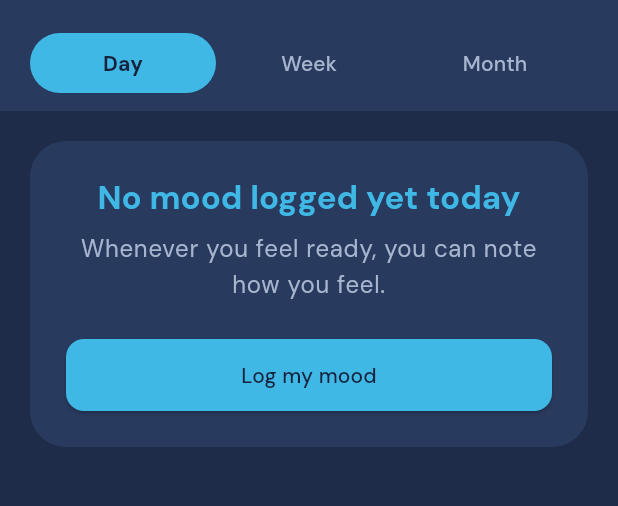
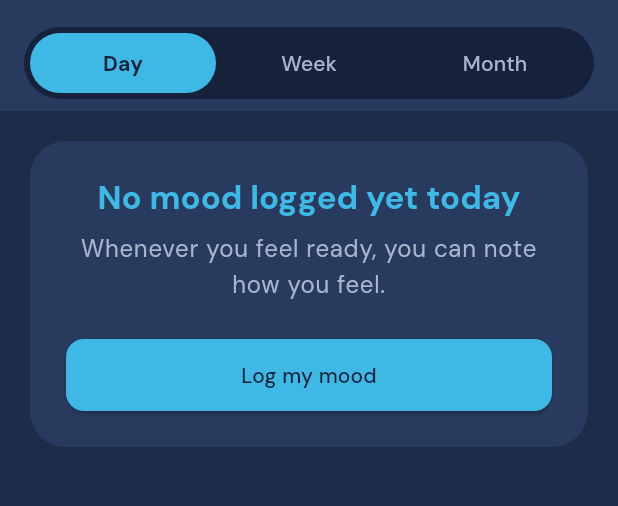
Before and after one commit to AlexandreMaillot/digiharmony, a Flutter app: the JournalView screen opened directly, on a phone screen of 412 x 824 dp, the part 57-563 px from its top. Run offline on Flutter 3.47's test engine with Material 3 defaults, Android fonts, the phone set to English and light mode, and no system bars; our stand-ins replace bloc, bloc_concurrency, drift, equatable, flutter_animate, flutter_bloc and 1 more; accounts and stored records are empty; generated files the repository leaves out were written again; statements that could not run were skipped.

Commit message:
style(journal): fond du segmented control plus contrasté (backgroundDeep)
Le conteneur utilisait `surface`, identique à l'AppBar → invisible. Passage à `backgroundDeep` (piste encastrée plus sombre) pour le faire ressortir.

Co-Authored-By: Claude Opus 4.8 (1M context) <noreply@anthropic.com>

```diff
--- a/apps/digiharmony_app/lib/pages/journal/widgets/journal_segmented_control.dart
+++ b/apps/digiharmony_app/lib/pages/journal/widgets/journal_segmented_control.dart
@@ -30,7 +30,9 @@ class JournalSegmentedControl extends StatelessWidget {
       height: 48,
       padding: const EdgeInsets.all(4),
       decoration: const BoxDecoration(
-        color: AppColors.surface,
+        // Piste plus sombre que l'AppBar (`surface`) pour contraster — sinon le
+        // conteneur se fond dans la barre. Le segment actif reste en `primary`.
+        color: AppColors.backgroundDeep,
         borderRadius: BorderRadius.all(Radius.circular(24)),
       ),
       child: Row(
```
